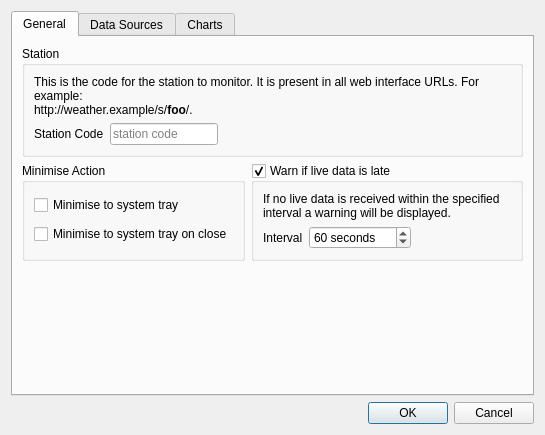
Qt form desktop/settingsdialog.ui (davidrg/zxweather) before a commit.
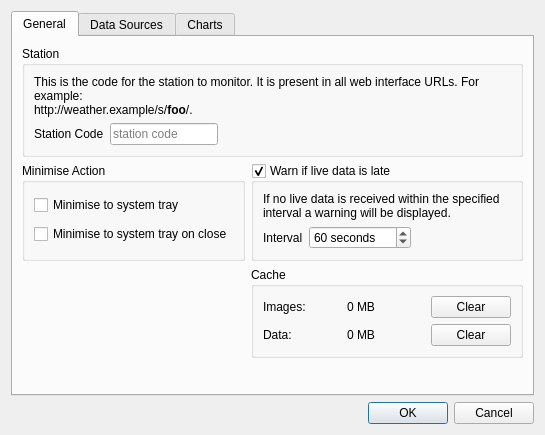
The same form after that commit. Icons and pictures are not drawn. Custom widgets are drawn as their Qt base class.

Commit message: cache management options in the settings dialog

The edit to the form file:
```diff
--- a/desktop/settingsdialog.ui
+++ b/desktop/settingsdialog.ui
@@ -220,6 +220,57 @@
          </layout>
         </widget>
        </item>
+       <item row="3" column="1">
+        <widget class="QGroupBox" name="groupBox_5">
+         <property name="title">
+          <string>Cache</string>
+         </property>
+         <layout class="QGridLayout" name="gridLayout_9">
+          <item row="0" column="0">
+           <widget class="QLabel" name="label_24">
+            <property name="text">
+             <string>Images:</string>
+            </property>
+           </widget>
+          </item>
+          <item row="0" column="1">
+           <widget class="QLabel" name="lblImagesSize">
+            <property name="text">
+             <string>0 MB</string>
+            </property>
+           </widget>
+          </item>
+          <item row="0" column="2">
+           <widget class="QPushButton" name="pbClearImages">
+            <property name="text">
+             <string>Clear</string>
+            </property>
+           </widget>
+          </item>
+          <item row="1" column="0">
+           <widget class="QLabel" name="label_26">
+            <property name="text">
+             <string>Data:</string>
+            </property>
+           </widget>
+          </item>
+          <item row="1" column="1">
+           <widget class="QLabel" name="lblDataSize">
+            <property name="text">
+             <string>0 MB</string>
+            </property>
+           </widget>
+          </item>
+          <item row="1" column="2">
+           <widget class="QPushButton" name="pbClearData">
+            <property name="text">
+             <string>Clear</string>
+            </property>
+           </widget>
+          </item>
+         </layout>
+        </widget>
+       </item>
       </layout>
      </widget>
      <widget class="QWidget" name="dbTab">
```
The commit also changes 5 other files.
